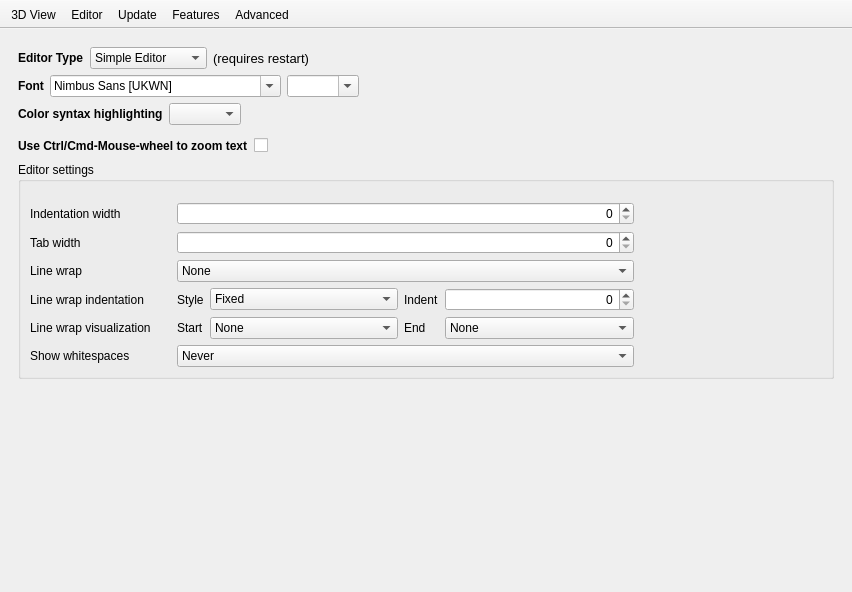
Qt form src/Preferences.ui (openscad/openscad) before a commit.
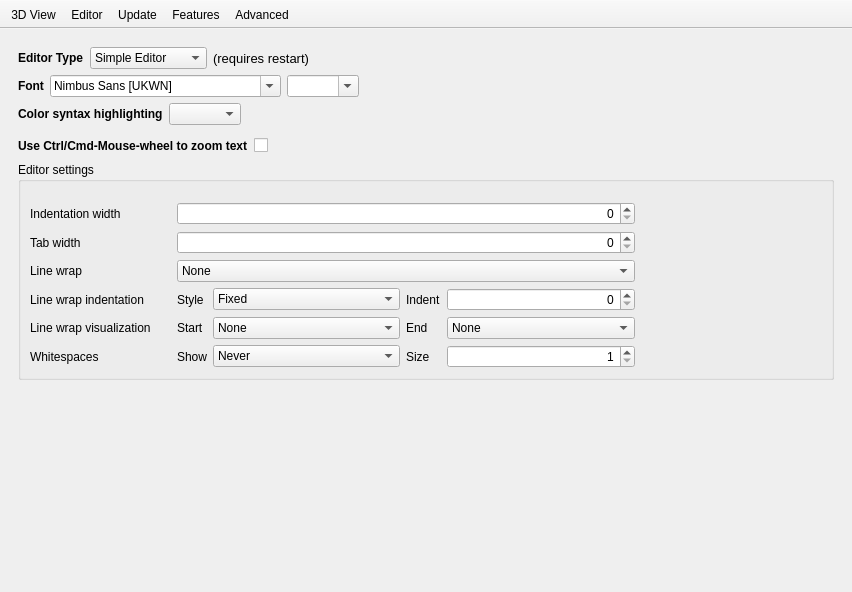
The same form after that commit. Icons and pictures are not drawn.

The edit to the form file:
```diff
--- a/src/Preferences.ui
+++ b/src/Preferences.ui
@@ -334,9 +334,9 @@
             </spacer>
            </item>
            <item row="6" column="0">
-            <widget class="QLabel" name="labelShowWhitespaces">
+            <widget class="QLabel" name="labelWhitespaces">
              <property name="text">
-              <string>Show whitespaces</string>
+              <string>Whitespaces</string>
              </property>
             </widget>
            </item>
@@ -353,25 +353,6 @@
              </property>
             </spacer>
            </item>
-           <item row="6" column="2" colspan="4">
-            <widget class="QComboBox" name="comboBoxShowWhitespaces">
-             <item>
-              <property name="text">
-               <string>Never</string>
-              </property>
-             </item>
-             <item>
-              <property name="text">
-               <string>Always</string>
-              </property>
-             </item>
-             <item>
-              <property name="text">
-               <string>Only after indentation</string>
-              </property>
-             </item>
-            </widget>
-           </item>
            <item row="5" column="3">
             <widget class="QComboBox" name="comboBoxLineWrapVisualizationStart">
              <property name="sizePolicy">
@@ -532,6 +513,55 @@
             <widget class="QSpinBox" name="spinBoxIndentationWidth">
              <property name="alignment">
               <set>Qt::AlignRight|Qt::AlignTrailing|Qt::AlignVCenter</set>
+             </property>
+             <property name="maximum">
+              <number>99</number>
+             </property>
+            </widget>
+           </item>
+           <item row="6" column="3">
+            <widget class="QComboBox" name="comboBoxShowWhitespaces">
+             <item>
+              <property name="text">
+               <string>Never</string>
+              </property>
+             </item>
+             <item>
+              <property name="text">
+               <string>Always</string>
+              </property>
+             </item>
+             <item>
+              <property name="text">
+               <string>Only after indentation</string>
+              </property>
+             </item>
+            </widget>
+           </item>
+           <item row="6" column="5">
+            <widget class="QSpinBox" name="spinBoxShowWhitespacesSize">
+             <property name="alignment">
+              <set>Qt::AlignRight|Qt::AlignTrailing|Qt::AlignVCenter</set>
+             </property>
+             <property name="minimum">
+              <number>1</number>
+             </property>
+             <property name="maximum">
+              <number>9</number>
+             </property>
+            </widget>
+           </item>
+           <item row="6" column="2">
+            <widget class="QLabel" name="labelShowWhitespaces">
+             <property name="text">
+              <string>Show</string>
+             </property>
+            </widget>
+           </item>
+           <item row="6" column="4">
+            <widget class="QLabel" name="labelShowWhitespacesSize">
+             <property name="text">
+              <string>Size</string>
              </property>
             </widget>
            </item>
```
